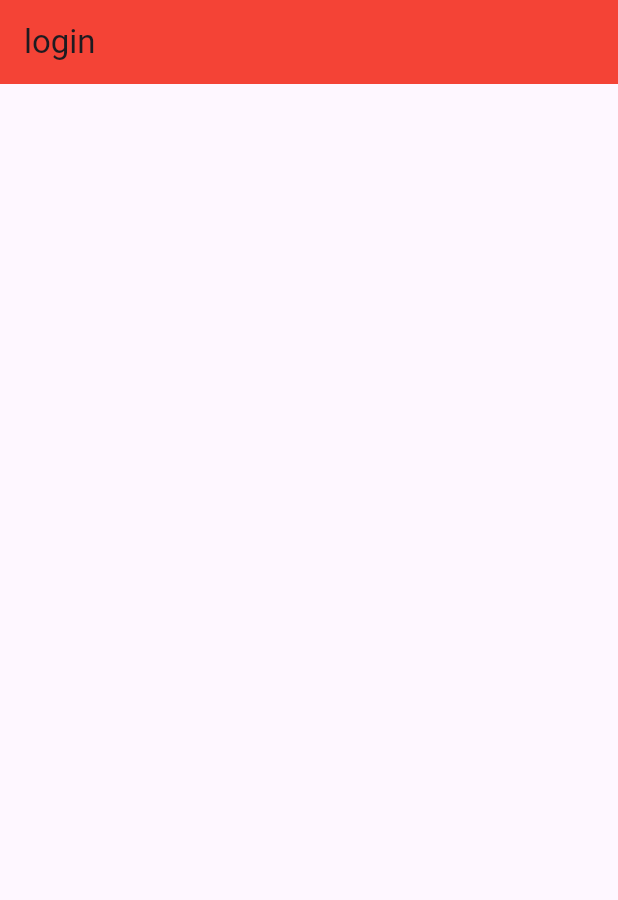
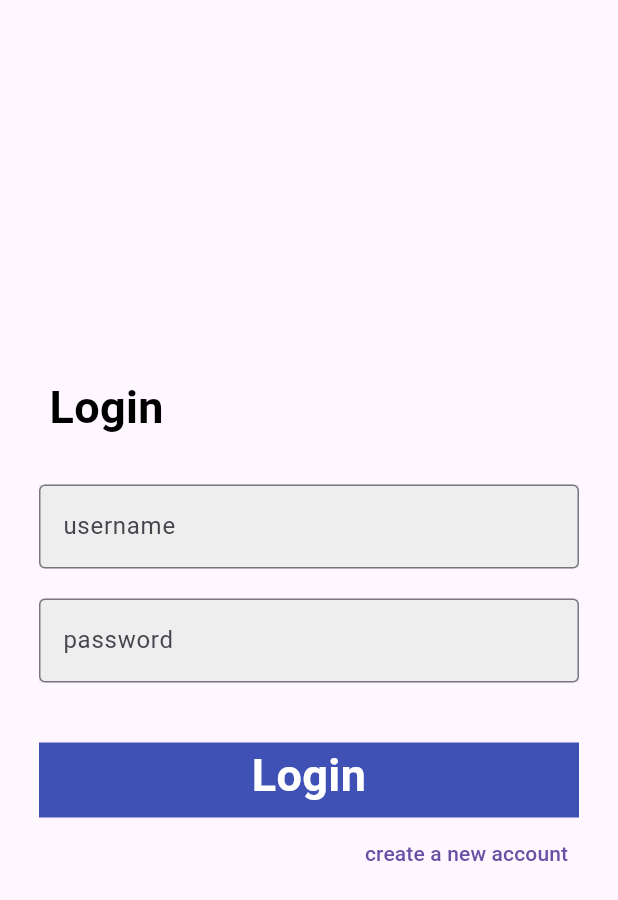
Before and after one commit to VRanwa/ConnectMate, a Flutter app: the login_screen screen opened directly, on a phone screen of 412 x 824 dp. Shown: the top 900 px of the screen. Run offline on Flutter 3.47's test engine with Material 3 defaults, Android fonts, the phone set to English and light mode, and no system bars.

Commit message:
one file compeleted

```diff
--- a/lib/main.dart
+++ b/lib/main.dart
@@ -1,4 +1,5 @@
 import 'package:connect_mate/src/screen/login/login_screen.dart';
+import 'package:connect_mate/src/screen/start/start_screen.dart';
 import 'package:flutter/material.dart';
 
 void main() {
@@ -27,7 +28,7 @@ class _SplashScreenState extends State<SplashScreen> {
     Future.delayed(Duration(seconds: 4), () {
       Navigator.pushReplacement(
         context,
-        MaterialPageRoute(builder: (context) => login_screen()),
+        MaterialPageRoute(builder: (context) => start_screen()),
       );
     });
   }
--- a/lib/src/screen/login/login_screen.dart
+++ b/lib/src/screen/login/login_screen.dart
@@ -1,3 +1,4 @@
+import 'package:connect_mate/src/screen/signup/signup_screen.dart';
 import 'package:flutter/material.dart';
 
 class login_screen extends StatefulWidget {
@@ -13,9 +14,90 @@ class _login_screenState extends State<login_screen> {
   @override
   Widget build(BuildContext context) {
     return Scaffold(
-      appBar: AppBar(
-        title: Text('login'),
-        backgroundColor: Colors.red,
+      body: Center(
+        child: Column(
+          children: [
+            Padding(
+              padding: const EdgeInsets.only(top:250,right: 270,bottom: 30 ),
+              child: Text('Login',
+                textAlign: TextAlign.left,
+                style: TextStyle(
+                    fontSize: 30,
+                    color: Colors.black,
+                    fontWeight: FontWeight.bold
+                ),
+              ),
+            ),
+
+            Container(
+              width: 360,
+              color: Colors.grey.shade200,
+              child: TextField(style:TextStyle(color: Colors.black,),
+                decoration: InputDecoration(
+                  border: OutlineInputBorder(
+                    borderSide: BorderSide(
+                      color: Colors.black,
+                      width: 2.0,
+                    ),
+                  ),
+                  hintText: 'username',
+                ),
+              ),
+            ),
+
+
+            SizedBox(height: 20),
+
+
+            Container(
+              width: 360,
+              color: Colors.grey.shade200,
+              child: TextField(
+                style: TextStyle(color: Colors.black),
+                decoration: InputDecoration(
+                  border: OutlineInputBorder(
+                    borderSide: BorderSide(
+                      color: Colors.black,
+                      width: 1.0, // Reduce the width of the border here
+                    ),
+                  ),
+                  hintText: 'password',
+                ),
+              ),
+            ),
+
+
+            SizedBox(height: 40),
+
+            InkWell(
+              onTap: () {
+
+              },
+              child: Container(
+                height: 50,
+                width: 360,
+                color: Colors.indigo,
+                child: Text('Login',
+                  textAlign: TextAlign.center,
+                  style: TextStyle(
+                    color: Colors.white,
+                    fontWeight: FontWeight.bold,
+                    fontSize: 30,
+                  ),
+                ),
+              ),
+            ),
+            Padding(
+              padding: const EdgeInsets.only(left: 210),
+              child: TextButton(onPressed: (){
+                Navigator.push(context, MaterialPageRoute(builder: (context)=>signUp_screen(),),);
+              }, child: Text('create a new account'),),
+            ),
+
+
+
+          ],
+        ),
       ),
     );
   }
--- a/lib/src/screen/splash/splash_screen.dart
+++ b/lib/src/screen/splash/splash_screen.dart
@@ -1,4 +1,5 @@
 import 'package:connect_mate/src/screen/login/login_screen.dart';
+import 'package:connect_mate/src/screen/start/start_screen.dart';
 import 'package:flutter/material.dart';
 
 class splash_screen extends StatelessWidget {
@@ -10,7 +11,7 @@ class splash_screen extends StatelessWidget {
       Navigator.pushReplacement(
         context,
         PageRouteBuilder(
-          pageBuilder: (context, animation, secondaryAnimation) => login_screen(),
+          pageBuilder: (context, animation, secondaryAnimation) => start_screen(),
           transitionsBuilder: (context, animation, secondaryAnimation, child) {
             return FadeTransition(opacity: animation, child: child);
           },
```
Also changed, not shown: lib/src/screen/home/home_screen.dart (+96 -0 lines), lib/src/screen/profile/profile_screen.dart (added, +165 -0 lines), lib/src/screen/signup/signup_screen.dart (+121 -0 lines).
